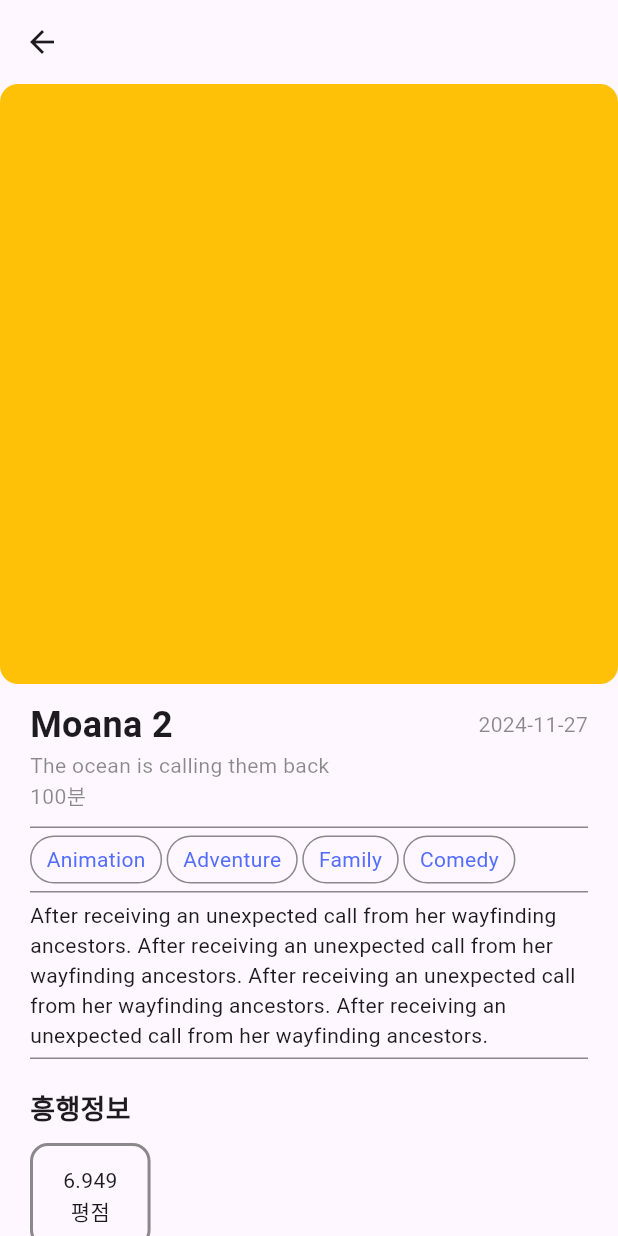
After one commit to hyun471/assignment5_movie_info_app, a Flutter app: the DetailPage screen opened directly, on a phone screen of 412 x 824 dp. The commit adds this screen. Run offline on Flutter 3.47's test engine with Material 3 defaults, Android fonts, the phone set to English and light mode, and no system bars.

Commit message:
detail page UI 구현

```diff
--- /dev/null
+++ b/lib/pages/detail/detail_page.dart
@@ -0,0 +1,140 @@
+import 'package:assignment5_movie_info_app/pages/detail/views/category.dart';
+import 'package:assignment5_movie_info_app/pages/detail/views/line.dart';
+import 'package:flutter/material.dart';
+
+class DetailPage extends StatelessWidget {
+  @override
+  Widget build(BuildContext context) {
+    return Scaffold(
+      appBar: AppBar(),
+      body: SafeArea(
+        child: ListView(
+          children: [
+            Container(
+              width: double.infinity,
+              height: 400,
+              decoration: BoxDecoration(
+                color: Colors.amber,
+                borderRadius: BorderRadius.circular(12),
+              ),
+            ),
+            SizedBox(height: 10),
+            Padding(
+              padding: const EdgeInsets.symmetric(
+                horizontal: 20,
+              ),
+              child: Column(
+                crossAxisAlignment: CrossAxisAlignment.start,
+                children: [
+                  Row(
+                    children: [
+                      Text(
+                        'Moana 2',
+                        style: TextStyle(
+                          fontSize: 24,
+                          fontWeight: FontWeight.bold,
+                        ),
+                      ),
+                      Spacer(),
+                      Text(
+                        '2024-11-27',
+                        style: TextStyle(color: Colors.black45),
+                      ),
+                    ],
+                  ),
+                  Text(
+                    'The ocean is calling them back',
+                    style: TextStyle(color: Colors.black45),
+                  ),
+                  Text(
+                    '100분',
+                    style: TextStyle(color: Colors.black45),
+                  ),
+                  SizedBox(height: 10),
+                  line(),
+                  Category(),
+                  line(),
+                  SizedBox(height: 5),
+                  Text(
+                    'After receiving an unexpected call from her wayfinding ancestors. After receiving an unexpected call from her wayfinding ancestors. After receiving an unexpected call from her wayfinding ancestors. After receiving an unexpected call from her wayfinding ancestors.',
+                  ),
+                  SizedBox(height: 5),
+                  line(),
+                  SizedBox(height: 20),
+                  Text(
+                    '흥행정보',
+                    style: TextStyle(
+                      fontSize: 18,
+                      fontWeight: FontWeight.bold,
+                    ),
+                  ),
+                  SizedBox(height: 10),
+                  SizedBox(
+                    width: double.infinity,
+                    height: 70,
+                    child: ListView(
+                      scrollDirection: Axis.horizontal,
+                      children: [
+                        Container(
+                          padding: EdgeInsets.symmetric(
+                            horizontal: 20,
+                          ),
+                          height: 70,
+                          decoration: BoxDecoration(
+                            border: Border.all(
+                              color: Colors.black45,
+                              width: 2,
+                            ),
+                            borderRadius: BorderRadius.circular(
+                              12,
+                            ),
+                          ),
+                          child: Column(
+                            mainAxisAlignment:
+                                MainAxisAlignment.center,
+                            children: [
+                              Text('6.949'),
+                              Text('평점'),
+                            ],
+                          ),
+                        ),
+                      ],
+                    ),
+                  ),
+                  SizedBox(height: 10),
+                  SizedBox(
+                    height: 80,
+                    child: ListView(
+                      scrollDirection: Axis.horizontal,
+                      children: [
+                        Container(
+                          width: 130,
+                          color: Colors.grey,
+                        ),
+                        SizedBox(width: 5),
+                        Container(
+                          width: 130,
+                          color: Colors.grey,
+                        ),
+                        SizedBox(width: 5),
+                        Container(
+                          width: 130,
+                          color: Colors.grey,
+                        ),
+                        SizedBox(width: 5),
+                        Container(
+                          width: 130,
+                          color: Colors.grey,
+                        ),
+                      ],
+                    ),
+                  ),
+                ],
+              ),
+            ),
+          ],
+        ),
+      ),
+    );
+  }
+}
--- /dev/null
+++ b/lib/pages/detail/views/category.dart
@@ -0,0 +1,88 @@
+import 'package:flutter/material.dart';
+
+class Category extends StatelessWidget {
+  @override
+  Widget build(BuildContext context) {
+    return Column(
+      children: [
+        SizedBox(height: 5),
+        Row(
+          children: [
+            Container(
+              height: 32,
+              padding: EdgeInsets.symmetric(horizontal: 10),
+              decoration: BoxDecoration(
+                borderRadius: BorderRadius.circular(20),
+                border: Border.all(
+                  color: Colors.black45,
+                  width: 1,
+                ),
+              ),
+              child: Center(
+                child: Text(
+                  'Animation',
+                  style: TextStyle(color: Colors.indigoAccent),
+                ),
+              ),
+            ),
+            SizedBox(width: 3),
+            Container(
+              height: 32,
+              padding: EdgeInsets.symmetric(horizontal: 10),
+              decoration: BoxDecoration(
+                borderRadius: BorderRadius.circular(20),
+                border: Border.all(
+                  color: Colors.black45,
+                  width: 1,
+                ),
+              ),
+              child: Center(
+                child: Text(
+                  'Adventure',
+                  style: TextStyle(color: Colors.indigoAccent),
+                ),
+              ),
+            ),
+            SizedBox(width: 3),
+            Container(
+              height: 32,
+              padding: EdgeInsets.symmetric(horizontal: 10),
+              decoration: BoxDecoration(
+                borderRadius: BorderRadius.circular(20),
+                border: Border.all(
+                  color: Colors.black45,
+                  width: 1,
+                ),
+              ),
+              child: Center(
+                child: Text(
+                  'Family',
+                  style: TextStyle(color: Colors.indigoAccent),
+                ),
+              ),
+            ),
+            SizedBox(width: 3),
+            Container(
+              height: 32,
+              padding: EdgeInsets.symmetric(horizontal: 10),
+              decoration: BoxDecoration(
+                borderRadius: BorderRadius.circular(20),
+                border: Border.all(
+                  color: Colors.black45,
+                  width: 1,
+                ),
+              ),
+              child: Center(
+                child: Text(
+                  'Comedy',
+                  style: TextStyle(color: Colors.indigoAccent),
+                ),
+              ),
+            ),
+          ],
+        ),
+        SizedBox(height: 5),
+      ],
+    );
+  }
+}
--- /dev/null
+++ b/lib/pages/detail/views/line.dart
@@ -0,0 +1,14 @@
+import 'package:flutter/material.dart';
+
+class line extends StatelessWidget {
+  const line({super.key});
+
+  @override
+  Widget build(BuildContext context) {
+    return Container(
+      width: double.infinity,
+      height: 1,
+      color: Colors.black45,
+    );
+  }
+}
--- a/lib/pages/home/home_page.dart
+++ b/lib/pages/home/home_page.dart
@@ -1,3 +1,4 @@
+import 'package:assignment5_movie_info_app/pages/detail/detail_page.dart';
 import 'package:assignment5_movie_info_app/pages/home/views/movie_list.dart';
 import 'package:assignment5_movie_info_app/pages/home/views/thumbnail_box.dart';
 import 'package:flutter/material.dart';
@@ -18,12 +19,22 @@
                 // 가장 인기있는 영화
                 Text('가장 인기있는'),
                 SizedBox(height: 5),
-                Container(
-                  width: double.infinity,
-                  height: 500,
-                  decoration: BoxDecoration(
-                    borderRadius: BorderRadius.circular(12),
-                    color: Colors.amber,
+                GestureDetector(
+                  onTap: () {
+                    Navigator.push(
+                      context,
+                      MaterialPageRoute(
+                        builder: (context) => DetailPage(),
+                      ),
+                    );
+                  },
+                  child: Container(
+                    width: double.infinity,
+                    height: 500,
+                    decoration: BoxDecoration(
+                      borderRadius: BorderRadius.circular(12),
+                      color: Colors.amber,
+                    ),
                   ),
                 ),
                 // 현재 상영중인 영화 리스트
@@ -43,14 +54,13 @@
                   height: thumbnailHeight,
                   child: ListView.builder(
                     scrollDirection: Axis.horizontal,
-                    itemCount: 5,
+                    itemCount: 10,
                     itemBuilder: (context, index) {
                       return Row(
                         children: [
                           SizedBox(
                             width: thumbnailWidth + 20,
                             child: Stack(
-                              clipBehavior: Clip.none,
                               children: [
                                 Align(
                                   alignment:
```
